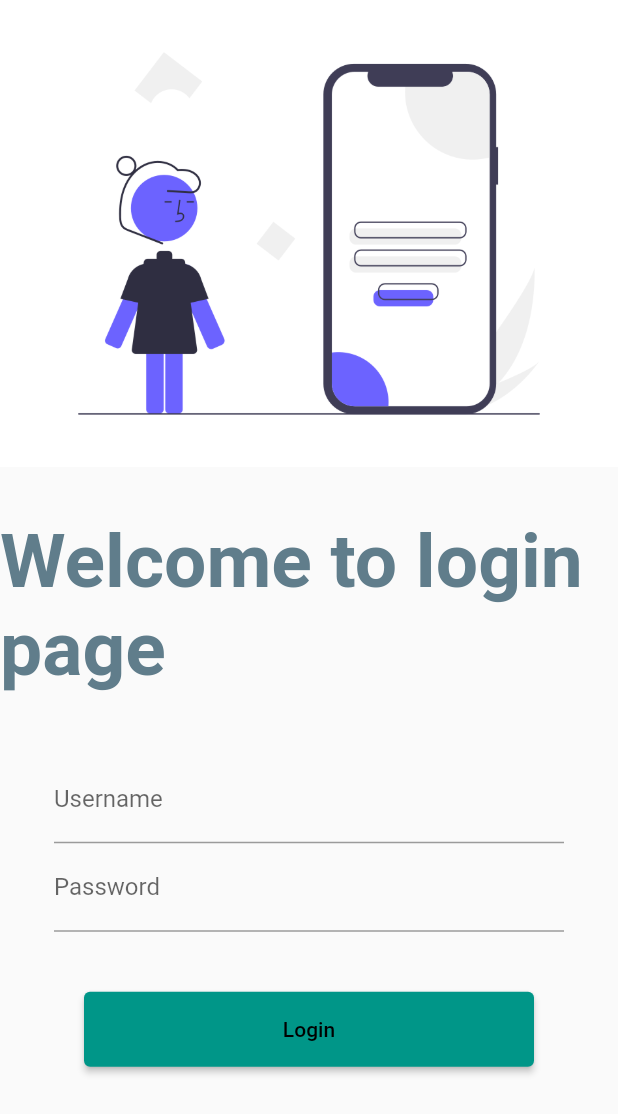
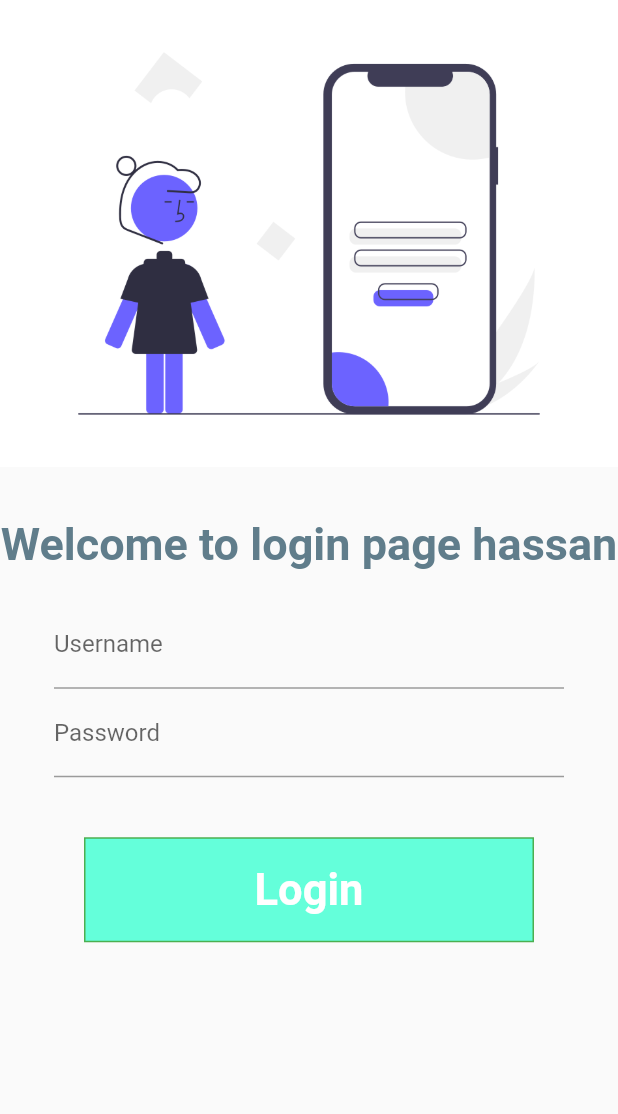
Before and after one commit to Hassan-9526/Flutter_vscode, a Flutter app: the screen it shows after launch, on a phone screen of 412 x 824 dp. Shown: the top 1114 px of the screen. Run offline on Flutter 3.47's test engine with Material 2 defaults, Android fonts, the phone set to English and light mode, and no system bars; our stand-ins replace google_fonts.

Commit message:
day 6 completed

```diff
--- a/flutter_application_1/lib/main.dart
+++ b/flutter_application_1/lib/main.dart
@@ -15,7 +15,7 @@ class MyApp extends StatelessWidget {
     return MaterialApp(
       // home: HomePage(),
 
-      themeMode: ThemeMode.light,
+      themeMode: ThemeMode.system,
       theme: ThemeData(
           primarySwatch: Colors.teal,
           fontFamily: GoogleFonts.balooBhai2().fontFamily,
--- a/flutter_application_1/lib/pages/Home_page.dart
+++ b/flutter_application_1/lib/pages/Home_page.dart
@@ -1,4 +1,5 @@
 import 'package:flutter/material.dart';
+import 'package:google_fonts/google_fonts.dart';
 
 class HomePage extends StatelessWidget {
   const HomePage({super.key});
@@ -21,10 +22,16 @@ class HomePage extends StatelessWidget {
       ),
       drawer: const Drawer(
         backgroundColor: Colors.red,
+        child: Text("For more queries contact us:03069820579"),
       ),
       bottomNavigationBar: BottomAppBar(
         color: Colors.amber,
         height: 100,
+        child: Center(
+            child: Container(
+                child: Text(
+          "For more queries contact us :03069820579",
+        ))),
       ),
     );
   }
--- a/flutter_application_1/lib/pages/login_page.dart
+++ b/flutter_application_1/lib/pages/login_page.dart
@@ -1,9 +1,17 @@
+import 'package:flutter/cupertino.dart';
 import 'package:flutter/material.dart';
 import 'package:flutter_application_1/pages/Home_page.dart';
 import 'package:flutter_application_1/utils/routes.dart';
 import 'package:google_fonts/google_fonts.dart';
 
-class LoginPage extends StatelessWidget {
+class LoginPage extends StatefulWidget {
+  @override
+  State<LoginPage> createState() => _LoginPageState();
+}
+
+class _LoginPageState extends State<LoginPage> {
+  String name = "hassan";
+  bool changeButton = false;
   @override
   Widget build(BuildContext context) {
     return Material(
@@ -15,47 +23,100 @@ class LoginPage extends StatelessWidget {
           const SizedBox(
             height: 34.0,
           ),
-          const Text(
-            "Welcome to login page",
+          Text(
+            "Welcome to login page $name",
             style: TextStyle(
               color: Colors.blueGrey,
-              fontSize: 50,
+              fontSize: 30,
               fontWeight: FontWeight.bold,
             ),
           ),
-          const SizedBox(
-            height: 20.0,
-          ),
+          // const SizedBox(
+          //   height: 20.0,
+          // ),
           Padding(
             padding:
                 const EdgeInsets.symmetric(vertical: 20.0, horizontal: 36.0),
             child: Column(children: [
               TextFormField(
                 decoration: InputDecoration(
-                    hintText: "Enter username", labelText: "Username"),
+                  hintText: "Enter username",
+                  labelText: "Username",
+                ),
+                onChanged: (value) {
+                  name = value;
+                  setState(() {});
+                },
               ),
               TextFormField(
                 obscureText: true,
                 decoration: InputDecoration(
                     hintText: "Enter Password", labelText: "Password"),
+                cursorColor: Colors.cyan,
+                clipBehavior: Clip.antiAliasWithSaveLayer,
+                keyboardType: TextInputType.number,
               ),
               SizedBox(
                 height: 40.0,
               ),
-              ElevatedButton(
-                child: Text(
-                  "Login",
-                ),
-                style: TextButton.styleFrom(
-                  foregroundColor: Colors.black,
-                  minimumSize: Size(300.0, 50.0),
-                ),
-                onPressed: () => {
-                  // Navigator.push(context,
-                  //     MaterialPageRoute(builder: (context) => HomePage())),
-                  Navigator.pushNamed(context, MyRoutes.homeroute)
-                },
-              )
+              InkWell(
+                  highlightColor: Colors.amberAccent,
+                  splashColor: CupertinoColors.inactiveGray,
+                  focusColor: Colors.indigoAccent,
+                  enableFeedback: true,
+                  onTap: () async {
+                    setState(() => {
+                          changeButton = true,
+                        });
+                    await Future.delayed(Duration(seconds: 1));
+                    Navigator.pushNamed(context, MyRoutes.homeroute);
+                  },
+                  onDoubleTap: () => {
+                        setState(() => {
+                              changeButton = false,
+                            })
+                      },
+                  child: AnimatedContainer(
+                    duration: Duration(seconds: 1),
+                    width: changeButton ? 150 : 300,
+                    height: 70,
+                    alignment: Alignment.center,
+                    decoration: BoxDecoration(
+                      color: Colors.tealAccent,
+                      border: Border.all(
+                          color: Colors.green, style: BorderStyle.solid),
+                      shape:
+                          changeButton ? BoxShape.circle : BoxShape.rectangle,
+                      // borderRadius: BorderRadius.circular(10.0)
+                    ),
+                    child: changeButton
+                        ? Icon(
+                            Icons.done,
+                            color: Colors.white,
+                          )
+                        : Text(
+                            "Login",
+                            style: TextStyle(
+                                fontSize: 29,
+                                color: Colors.white,
+                                fontWeight: FontWeight.bold),
+                          ),
+                  ))
+//               ElevatedButton(
+//                   child: Text(
+//                     "Login",
+//                   ),
+//                   style: TextButton.styleFrom(
+//                     foregroundColor: Colors.black,
+//                     minimumSize: Size(300.0, 50.0),
+//                   ),
+//                   onPressed: () => {
+//                         // Navigator.push(context,
+//                         //     MaterialPageRoute(builder: (context) => HomePage())),
+//                         Navigator.pushNamed(context, MyRoutes.homeroute),
+//                         AnimatedBuilder(animation: animation, builder: builder)
+//                       },
+// )
             ]),
           ),
         ]),
--- a/flutter_application_1/lib/utils/routes.dart
+++ b/flutter_application_1/lib/utils/routes.dart
@@ -1,3 +1,5 @@
+import 'package:flutter/material.dart';
+
 class MyRoutes {
   static String loginroute = "/login";
   static String homeroute = "/home";
```
